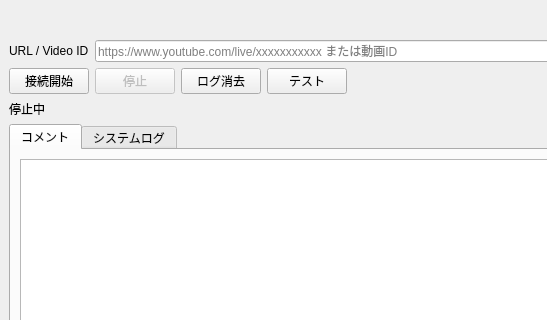
The window that ui/main_window.ui (Ikumyon/LiveVoiceBridge) describes before a commit, drawn with Qt 5; both pictures show x 0 to 547 and y 0 to 320 of the 660 by 450 pixel window.
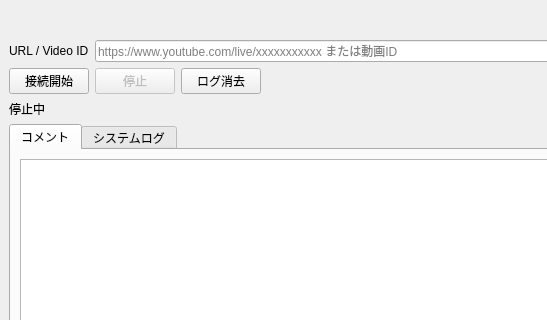
The same window after the commit.

```diff
--- a/ui/main_window.ui
+++ b/ui/main_window.ui
@@ -99,13 +99,6 @@
         </property>
        </widget>
       </item>
-      <item>
-       <widget class="QPushButton" name="testButton">
-        <property name="text">
-         <string>テスト</string>
-        </property>
-       </widget>
-      </item>
       <item>
        <spacer name="buttonSpacer">
         <property name="orientation">
```
